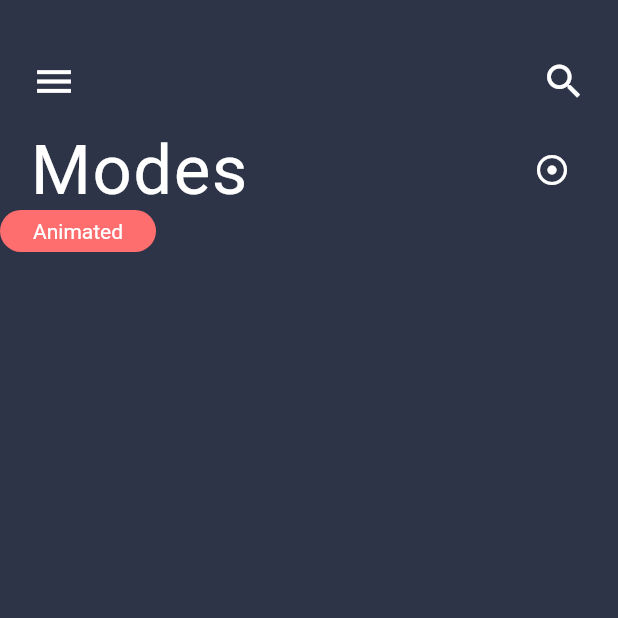
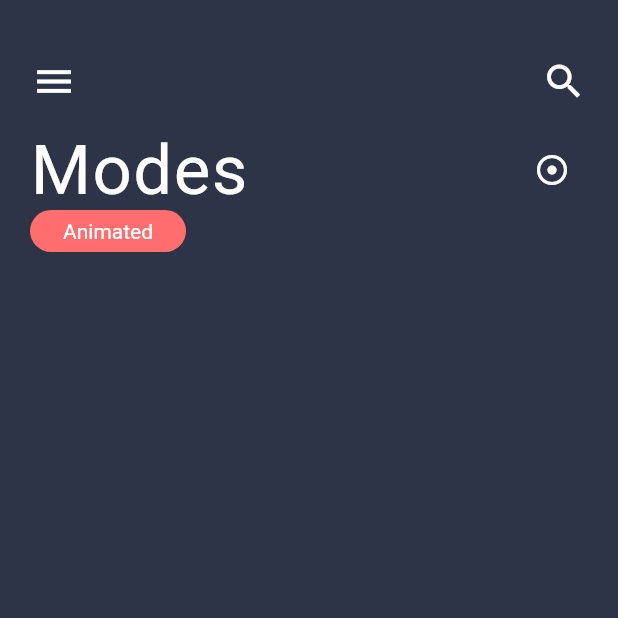
Before and after one commit to Utk42/first_flutter_app, a Flutter app: the screen it shows after launch, on a phone screen of 412 x 824 dp, the top half of it. Run offline on Flutter 3.47's test engine with Material 2 defaults, Android fonts, the phone set to English and light mode, and no system bars.

Commit message:
Left Padding around Row of'Animated' Container
Signed-off-by: Utk42 <utkcrypto@gmail.com>

```diff
--- a/app/lib/main.dart
+++ b/app/lib/main.dart
@@ -77,7 +77,9 @@ class _MyAppState extends State<MyApp> {
                 ],
               ),
             ),
-            Row(
+            Padding(
+              padding: const EdgeInsets.only(left: 20.0),
+              child: Row(
                 children: <Widget>[
                   Container(
                     decoration: BoxDecoration(
@@ -101,6 +103,7 @@ class _MyAppState extends State<MyApp> {
                   ),
                 ],
               ),
+            ),
           ],
         ),
       ),
```
Lines whose indentation alone changed are shown as unchanged.
